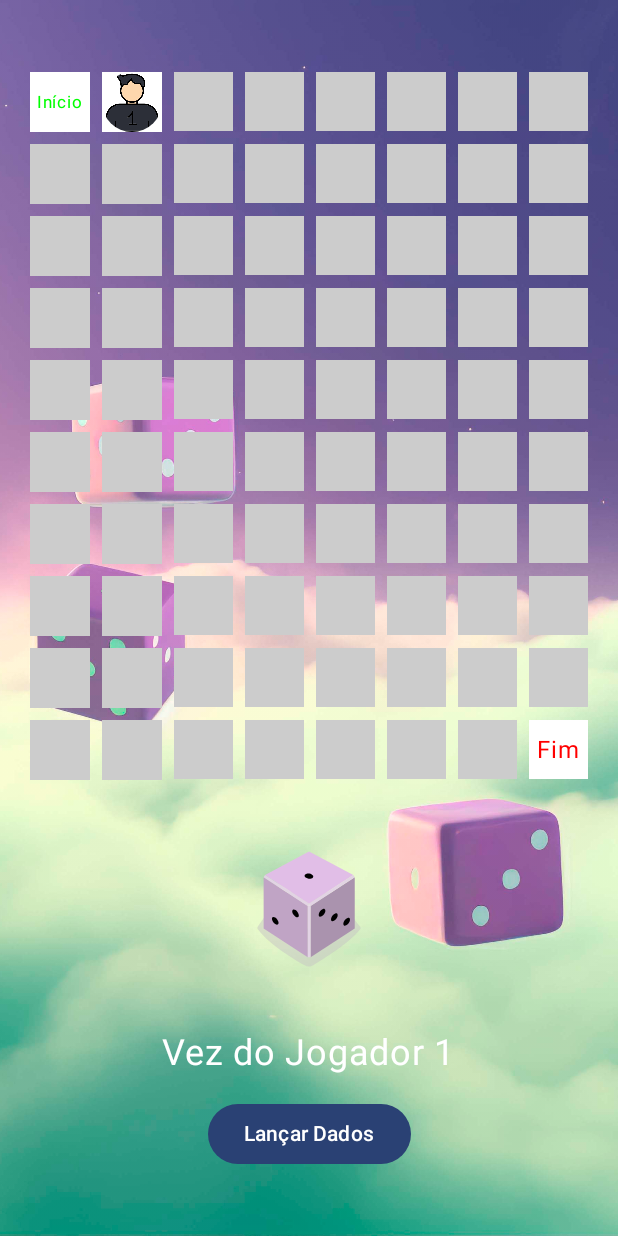
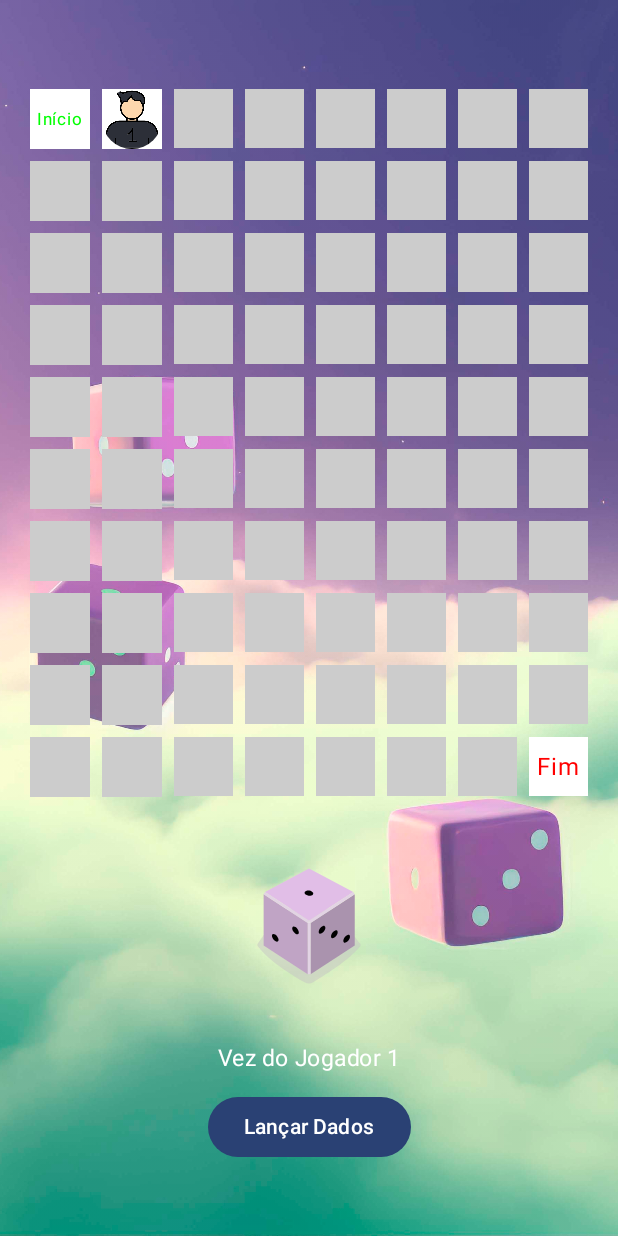
Before and after one commit to Rompery/DadosTabuleiros1702282, an Android app built with Jetpack Compose: the GameScreen screen opened through its navigation route, on a phone screen of 412 x 824 dp. Run offline under Robolectric (Android 15) with nearby library versions, the phone set to English and light mode, and no system bars.

```diff
--- a/app/src/main/java/com/example/dadostabuleiros/MainActivity.kt
+++ b/app/src/main/java/com/example/dadostabuleiros/MainActivity.kt
@@ -92,7 +92,8 @@ fun MainScreen(navController: NavHostController) {
                 color = Color.Red,
                 fontSize = 30.sp,
                 fontFamily = FontFamily.Default, // Adicionado tipo de letra
-                modifier = Modifier.padding(vertical = 20.dp).background(Color.White) // Adicionado espaçamento vertical
+                modifier = Modifier.padding(vertical = 20.dp)
+                    .background(Color.White) // Adicionado espaçamento vertical
             )
             Spacer(modifier = Modifier.height(40.dp))
             Button(onClick = { navController.navigate("game_screen") }) {
@@ -118,7 +119,6 @@ fun GameScreen(navController: NavHostController) {
     var currentPlayer by remember { mutableIntStateOf(1) }
     var gameOver by remember { mutableStateOf(false) }
 
-
     Box(
         modifier = Modifier.fillMaxSize()
     ) {
@@ -141,8 +141,8 @@ fun GameScreen(navController: NavHostController) {
             Text(
                 text = "Vez do Jogador $currentPlayer",
                 color = Color.White,
-                fontSize = 24.sp,
-                modifier = Modifier.padding(16.dp)
+                fontSize = 15.sp,
+                modifier = Modifier.padding(10.dp)
             )
             if (!gameOver) {
                 Button(onClick = {
@@ -186,7 +186,7 @@ fun GameScreen(navController: NavHostController) {
                     Text(text = "Voltar")
                 }
             }
-            Spacer(modifier = Modifier.height(16.dp))
+            Spacer(modifier = Modifier.height(10.dp))
         }
     }
 }
@@ -271,7 +271,7 @@ fun Dice(value: Int) {
 @Composable
 fun MainScreenPreview() {
     DadosTabuleirosTheme {
-        MainScreen(rememberNavController()) // Adicionado
+        MainScreen(rememberNavController())
     }
 }
 
```
